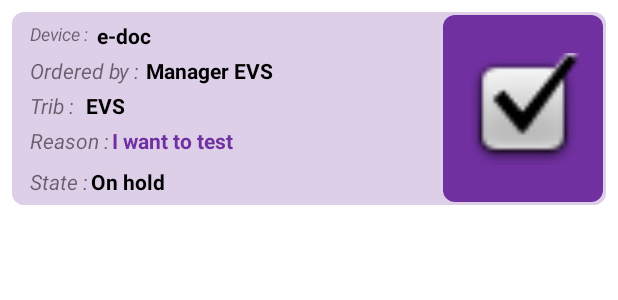
After one commit to tahajadid/ID-Device, an Android app: the layout custom_order_manager_list.xml on its own in the app's theme, with its tools: preview values and no code run, on a phone screen of 412 x 824 dp. The commit adds this screen. Shown: the top 300 px of the screen. Run offline under Robolectric (Android 15) with nearby library versions, the phone set to English and light mode, and no system bars.

```diff
--- /dev/null
+++ b/app/src/main/res/layout/custom_order_manager_list.xml
@@ -0,0 +1,184 @@
+<?xml version="1.0" encoding="utf-8"?>
+<androidx.appcompat.widget.LinearLayoutCompat xmlns:android="http://schemas.android.com/apk/res/android"
+    xmlns:app="http://schemas.android.com/apk/res-auto"
+    android:id="@+id/rowOrderManagerLayout"
+    android:layout_width="match_parent"
+    android:layout_height="wrap_content"
+    android:layout_margin="8dp"
+    android:background="@drawable/myview">
+
+    <LinearLayout
+        android:layout_width="match_parent"
+        android:layout_height="match_parent"
+        android:orientation="horizontal"
+        android:padding="0dp">
+
+
+        <LinearLayout
+            android:layout_width="281dp"
+            android:layout_height="wrap_content"
+            android:orientation="vertical">
+
+
+            <LinearLayout
+                android:layout_width="wrap_content"
+                android:layout_height="wrap_content"
+                android:layout_marginTop="4dp"
+                android:orientation="horizontal">
+
+                <TextView
+                    android:id="@+id/nameDeviceOfOrderManager_label"
+                    android:layout_width="match_parent"
+                    android:layout_height="match_parent"
+                    android:layout_marginStart="10dp"
+                    android:layout_marginLeft="10dp"
+                    android:text="Device :"
+                    android:textSize="12sp"
+                    android:textStyle="italic" />
+
+                <TextView
+                    android:id="@+id/nameDeviceOfOrderManager_tv"
+                    android:layout_width="match_parent"
+                    android:layout_height="match_parent"
+                    android:layout_marginStart="6dp"
+                    android:layout_marginLeft="6dp"
+                    android:text="e-doc"
+                    android:textColor="#000000"
+                    android:textSize="14sp"
+                    android:textStyle="bold" />
+
+            </LinearLayout>
+
+            <LinearLayout
+                android:layout_width="wrap_content"
+                android:layout_height="match_parent"
+                android:layout_marginTop="4dp"
+                android:orientation="horizontal">
+
+                <TextView
+                    android:id="@+id/personOrderedOfOrderManager_label"
+                    android:layout_width="match_parent"
+                    android:layout_height="wrap_content"
+                    android:layout_marginStart="10dp"
+                    android:layout_marginLeft="10dp"
+                    android:text="Ordered by :"
+                    android:textSize="14sp"
+                    android:textStyle="italic" />
+
+                <TextView
+                    android:id="@+id/personOrderedOfOrderManager_tv"
+                    android:layout_width="match_parent"
+                    android:layout_height="wrap_content"
+                    android:layout_marginStart="4dp"
+                    android:layout_marginLeft="4dp"
+                    android:text="Manager EVS"
+                    android:textColor="#000000"
+                    android:textSize="14sp"
+                    android:textStyle="bold" />
+
+            </LinearLayout>
+
+            <LinearLayout
+                android:layout_width="wrap_content"
+                android:layout_height="match_parent"
+                android:layout_marginTop="4dp"
+                android:orientation="horizontal">
+
+                <TextView
+                    android:id="@+id/personTribOfOrderManager_label"
+                    android:layout_width="match_parent"
+                    android:layout_height="wrap_content"
+                    android:layout_marginStart="10dp"
+                    android:layout_marginLeft="10dp"
+                    android:text="Trib :"
+                    android:textSize="14sp"
+                    android:textStyle="italic" />
+
+                <TextView
+                    android:id="@+id/personTribOfOrderManager_tv"
+                    android:layout_width="match_parent"
+                    android:layout_height="wrap_content"
+                    android:layout_marginStart="4dp"
+                    android:layout_marginLeft="4dp"
+                    android:text=" EVS"
+                    android:textColor="#000000"
+                    android:textSize="14sp"
+                    android:textStyle="bold" />
+
+            </LinearLayout>
+
+            <LinearLayout
+                android:layout_width="wrap_content"
+                android:layout_height="wrap_content"
+                android:layout_marginTop="4dp"
+                android:layout_marginBottom="4dp"
+                android:orientation="horizontal">
+
+                <TextView
+                    android:id="@+id/reasonOfOrderManager_label"
+                    android:layout_width="wrap_content"
+                    android:layout_height="wrap_content"
+                    android:layout_marginStart="10dp"
+                    android:layout_marginLeft="10dp"
+                    android:text="Reason :"
+                    android:textSize="14sp"
+                    android:textStyle="italic" />
+
+                <TextView
+                    android:id="@+id/reasonOfOrderManager_tv"
+                    android:layout_width="wrap_content"
+                    android:layout_height="match_parent"
+                    android:paddingLeft="2dp"
+                    android:text="I want to test"
+                    android:textColor="#7030A0"
+                    android:textSize="14sp"
+                    android:textStyle="bold" />
+
+            </LinearLayout>
+
+            <LinearLayout
+                android:layout_width="wrap_content"
+                android:layout_height="wrap_content"
+                android:layout_marginTop="4dp"
+                android:layout_marginBottom="4dp"
+                android:orientation="horizontal">
+
+                <TextView
+                    android:id="@+id/stateOfOrderManager_label"
+                    android:layout_width="wrap_content"
+                    android:layout_height="wrap_content"
+                    android:layout_marginStart="10dp"
+                    android:layout_marginLeft="10dp"
+                    android:text="State :"
+                    android:textSize="14sp"
+                    android:textStyle="italic" />
+
+                <TextView
+                    android:id="@+id/stateOfOrderManager_tv"
+                    android:layout_width="wrap_content"
+                    android:layout_height="match_parent"
+                    android:paddingLeft="2dp"
+                    android:text="On hold"
+                    android:textColor="#000000"
+                    android:textSize="14sp"
+                    android:textStyle="bold" />
+
+            </LinearLayout>
+
+
+        </LinearLayout>
+
+        <ImageView
+            android:id="@+id/informationOrder_iv"
+            android:layout_width="match_parent"
+            android:layout_height="match_parent"
+            android:layout_gravity="center"
+            android:layout_marginStart="4dp"
+            android:layout_marginLeft="4dp"
+            android:background="@drawable/view_order"
+            android:padding="16dp"
+            app:srcCompat="@android:drawable/checkbox_on_background" />
+
+    </LinearLayout>
+
+</androidx.appcompat.widget.LinearLayoutCompat>
--- a/app/src/main/res/menu-v21/activity_main_drawer.xml
+++ b/app/src/main/res/menu-v21/activity_main_drawer.xml
@@ -33,6 +33,10 @@
                     android:icon="?android:attr/actionModeFindDrawable"
                     android:title="Orders" />
                 <item
+                    android:id="@+id/nav_ordersManager"
+                    android:icon="?android:attr/actionModeFindDrawable"
+                    android:title="Orders Passed" />
+                <item
                     android:id="@+id/nav_settings"
                     android:icon="?attr/actionModePasteDrawable"
                     android:title="Settings" />
@@ -60,7 +64,6 @@
                     android:id="@+id/nav_addCupboard"
                     android:icon="@android:drawable/ic_menu_add"
                     android:title="Cupboard" />
-
             </menu>
         </item>
     </group>
--- a/app/src/main/res/navigation/mobile_navigation.xml
+++ b/app/src/main/res/navigation/mobile_navigation.xml
@@ -101,4 +101,9 @@
             android:name="deviceNameForOrder"
             app:argType="string" />
     </fragment>
+    <fragment
+        android:id="@+id/nav_ordersManager"
+        android:name="com.example.id_dev_fire.ui.ordersManager.OrdersManagerFragment"
+        android:label="Orders passed"
+        tools:layout="@layout/fragment_orders_manager" />
 </navigation>
```
Also changed, not shown: app/src/main/java/com/example/id_dev_fire/MainActivity.kt (+11 -2 lines), app/src/main/java/com/example/id_dev_fire/ui/ordersManager/ListOrdersManagerAdapter.kt (added, +110 -0 lines), app/src/main/java/com/example/id_dev_fire/ui/ordersManager/OrdersManagerFragment.kt (added, +66 -0 lines), app/src/main/java/com/example/id_dev_fire/ui/ordersManager/OrdersManagerViewModel.kt (added, +78 -0 lines), app/src/main/res/layout/fragment_orders_manager.xml (added, +23 -0 lines).
